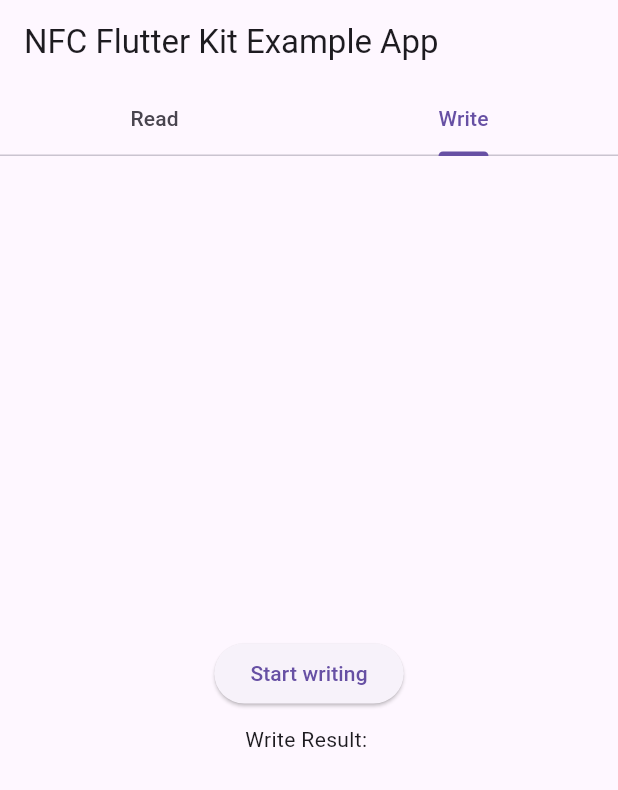
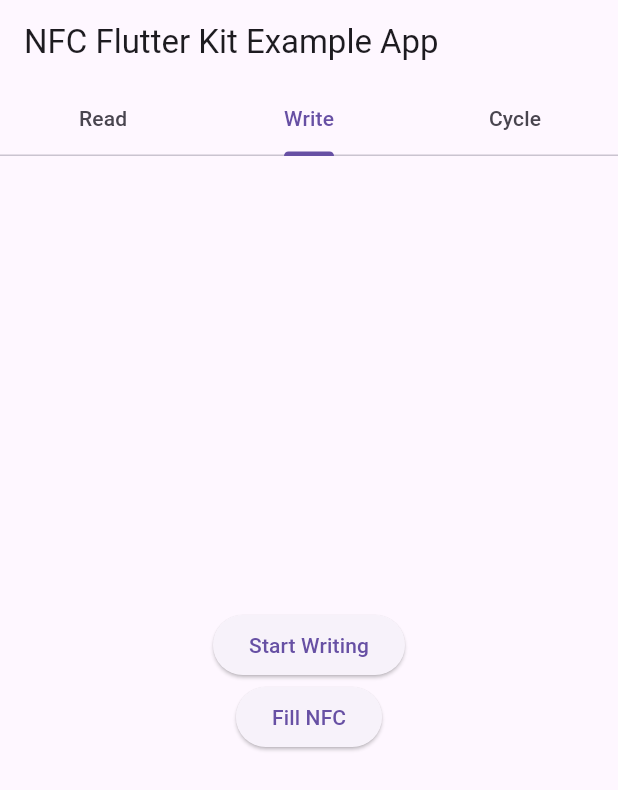
Before and after one commit to rhinoella/reminds-nfc-testing, a Flutter app: the screen it shows after launch, tab 2 chosen, on a phone screen of 412 x 824 dp. Shown: the top 790 px of the screen. Run offline on Flutter 3.47's test engine with Material 3 defaults, Android fonts, the phone set to English and light mode, and no system bars; our stand-ins replace flutter_bloc; missing offline and left inert: flutter_nfc_kit, mqtt_client, ndef, nfc_manager.

```diff
--- a/lib/main.dart
+++ b/lib/main.dart
@@ -1,6 +1,8 @@
 import 'package:flutter/material.dart';
 import 'package:provider/provider.dart';
 import 'package:reminds_flutter/src/services/mqtt_service.dart';
+import 'package:reminds_flutter/src/services/nfc_service.dart';
+import 'package:reminds_flutter/src/nfc/nfc_bloc.dart';
 import 'package:reminds_flutter/src/widgets/connect.dart';
 import 'package:reminds_flutter/src/widgets/loading.dart';
 import 'package:reminds_flutter/src/widgets/nfc_scan.dart';
@@ -9,6 +11,7 @@ void main() {
   runApp(MultiProvider(
     providers: [
       Provider<MqttService>(create: (_) => MqttService()),
+      Provider<NfcBloc>(create: (_) => NfcBloc(NfcService())),
     ],
     child: MainApp(),
   ));
--- /dev/null
+++ b/lib/src/nfc/nfc_bloc.dart
@@ -0,0 +1,50 @@
+import 'package:flutter_bloc/flutter_bloc.dart';
+import 'nfc_event.dart';
+import 'nfc_state.dart';
+import '../services/nfc_service.dart';
+
+class NfcBloc extends Bloc<NfcEvent, NfcState> {
+  final NfcService _nfcService;
+
+  NfcBloc(this._nfcService) : super(NfcInitialState()) {
+    on<ReadNfcTagEvent>((event, emit) async {
+      try {
+        emit(NfcScanningState());
+        var tag = await _nfcService.readNfc();
+        emit(NfcTagFoundState(tag ?? "Nothing"));
+      } catch (e) {
+        emit(NfcErrorState('Error reading NFC tag: $e'));
+      }
+    });
+
+    on<WriteNfcTagEvent>((event, emit) async {
+      try {
+        emit(NfcTagWriteState('Writing to NFC tag'));
+        await _nfcService.writeNfc();
+        emit(NfcTagWriteState("Written!"));
+      } catch (e) {
+        emit(NfcErrorState('Error writing NFC tag: $e'));
+      }
+    });
+
+    on<FillNfcTagEvent>((event, emit) async {
+      try {
+        emit(FillNfcTagState('Filling NFC tag'));
+        await _nfcService.fillNfc();
+        emit(FillNfcTagState("Filling Done"));
+      } catch (e) {
+        emit(NfcErrorState('Error Filling NFC tag: $e'));
+      }
+    });
+
+    on<CycleNfcTagEvent>((event, emit) async {
+      try {
+        emit(NfcTagCycleState('Cycling NFC tag'));
+        await _nfcService.cycleNfc();
+        emit(NfcTagCycleState("Cycling Done"));
+      } catch (e) {
+        emit(NfcErrorState('Error cycling NFC tag: $e'));
+      }
+    });
+  }
+}
--- /dev/null
+++ b/lib/src/nfc/nfc_event.dart
@@ -0,0 +1,10 @@
+// nfc_event.dart
+abstract class NfcEvent {}
+
+class ReadNfcTagEvent extends NfcEvent {}
+
+class WriteNfcTagEvent extends NfcEvent {}
+
+class CycleNfcTagEvent extends NfcEvent {}
+
+class FillNfcTagEvent extends NfcEvent {}
--- /dev/null
+++ b/lib/src/nfc/nfc_state.dart
@@ -0,0 +1,35 @@
+abstract class NfcState {}
+
+class NfcInitialState extends NfcState {}
+
+class NfcScanningState extends NfcState {}
+
+class NfcTagFoundState extends NfcState {
+  final String tagId;
+  NfcTagFoundState(this.tagId);
+}
+
+class NfcTagReadState extends NfcState {
+  final String data;
+  NfcTagReadState(this.data);
+}
+
+class NfcTagWriteState extends NfcState {
+  final String status;
+  NfcTagWriteState(this.status);
+}
+
+class NfcTagCycleState extends NfcState {
+  final String status;
+  NfcTagCycleState(this.status);
+}
+
+class FillNfcTagState extends NfcState {
+  final String status;
+  FillNfcTagState(this.status);
+}
+
+class NfcErrorState extends NfcState {
+  final String errorMessage;
+  NfcErrorState(this.errorMessage);
+}
--- a/lib/src/widgets/nfc_scan.dart
+++ b/lib/src/widgets/nfc_scan.dart
@@ -5,6 +5,11 @@ import 'package:flutter/services.dart';
 import 'package:flutter_nfc_kit/flutter_nfc_kit.dart';
 import 'package:ndef/ndef.dart';
 import 'package:reminds_flutter/src/utils/testNfcData.dart';
+import '../nfc/nfc_bloc.dart';
+import '../nfc/nfc_event.dart';
+import '../nfc/nfc_state.dart';
+import '../services/nfc_service.dart';
+import 'package:flutter_bloc/flutter_bloc.dart';
 
 class NfcScan extends StatefulWidget {
   @override
@@ -30,7 +35,7 @@ class _NfcScanState extends State<NfcScan> with SingleTickerProviderStateMixin {
   void initState() {
     super.initState();
     initPlatformState();
-    _tabController = TabController(length: 2, vsync: this);
+    _tabController = TabController(length: 3, vsync: this);
   }
 
   Future<void> initPlatformState() async {
@@ -166,60 +171,112 @@ class _NfcScanState extends State<NfcScan> with SingleTickerProviderStateMixin {
 
   @override
   Widget build(BuildContext context) {
-    return MaterialApp(
+    return BlocProvider(
+      create: (context) => NfcBloc(NfcService()),
+      child: MaterialApp(
         home: Scaffold(
           appBar: AppBar(
             title: const Text('NFC Flutter Kit Example App'),
             bottom: TabBar(
-            tabs: <Widget>[Tab(text: 'Read'), Tab(text: 'Write')],
+              tabs: const <Widget>[
+                Tab(text: 'Read'),
+                Tab(text: 'Write'),
+                Tab(text: 'Cycle')
+              ],
               controller: _tabController,
             ),
           ),
-        body: TabBarView(controller: _tabController, children: <Widget>[
+          body: TabBarView(
+            controller: _tabController,
+            children: <Widget>[
+              // Read NFC Tab
               Center(
-            child: Column(
+                child: BlocBuilder<NfcBloc, NfcState>(
+                  builder: (context, state) {
+                    return Column(
                       mainAxisAlignment: MainAxisAlignment.center,
                       children: <Widget>[
-                Text('Platform: $_platformVersion\nNFC: $_availability'),
+                        // Button for starting NFC scanning
+                        ElevatedButton(
+                          onPressed: () {
+                            context.read<NfcBloc>().add(ReadNfcTagEvent());
+                          },
+                          child: const Text("Start Scanning"),
+                        ),
                         const SizedBox(height: 20),
+                        // Display result or error
+                        if (state is NfcScanningState)
+                          const Text('Scanning for NFC tags...')
+                        else if (state is NfcTagFoundState)
+                          Text('Tag Found: ${state.tagId}')
+                        else if (state is NfcTagReadState)
+                          Text('Read Data: ${state.data}')
+                        else if (state is NfcErrorState)
+                          Text('Error: ${state.errorMessage}'),
+                      ],
+                    );
+                  },
+                ),
+              ),
+              // Write NFC Tab
+              Center(
+                child: BlocBuilder<NfcBloc, NfcState>(
+                  builder: (context, state) {
+                    return Column(
+                      mainAxisAlignment: MainAxisAlignment.center,
+                      children: <Widget>[
+                        // Button for starting NFC writing
                         ElevatedButton(
-                  onPressed: startPolling,
-                  child: Text('Start polling'),
+                          onPressed: () {
+                            context.read<NfcBloc>().add(WriteNfcTagEvent());
+                          },
+                          child: const Text("Start Writing"),
                         ),
-                const SizedBox(height: 10),
-                _result.isNotEmpty
-                    ? Text('Result:$_result')
-                    : Text('No tag detected yet.'),
+                        ElevatedButton(
+                          onPressed: () {
+                            context.read<NfcBloc>().add(FillNfcTagEvent());
+                          },
+                          child: const Text("Fill NFC"),
+                        ),
+                        const SizedBox(height: 20),
+                        // Display result or error
+                        if (state is NfcTagWriteState)
+                          Text('Write Result: ${state.status}')
+                        else if (state is NfcErrorState)
+                          Text('Error: ${state.errorMessage}'),
+                      ],
+                    );
+                  },
+                ),
+              ),
+              // Cycle NFC Tab
+              Center(
+                child: BlocBuilder<NfcBloc, NfcState>(
+                  builder: (context, state) {
+                    return Column(
+                      mainAxisAlignment: MainAxisAlignment.center,
+                      children: <Widget>[
+                        // Button for starting NFC cycling
+                        ElevatedButton(
+                          onPressed: () {
+                            context.read<NfcBloc>().add(CycleNfcTagEvent());
+                          },
+                          child: const Text("Start Cycling"),
+                        ),
+                        const SizedBox(height: 20),
+                        // Display result or error
+                        if (state is NfcTagCycleState)
+                          Text('Cycle Result: ${state.status}')
+                        else if (state is NfcErrorState)
+                          Text('Error: ${state.errorMessage}'),
+                      ],
+                    );
+                  },
+                ),
+              ),
             ],
           ),
         ),
-          Center(
-            child: Column(
-              mainAxisAlignment: MainAxisAlignment.center,
-              children: <Widget>[
-                ElevatedButton(
-                  onPressed: startWriting,
-                  child: Text("Start writing"),
-                ),
-                const SizedBox(height: 10),
-                Text('Write Result: $_writeResult'),
-              ],
-            ),
-          ),
-          Center(
-            child: Column(
-              mainAxisAlignment: MainAxisAlignment.center,
-              children: <Widget>[
-                ElevatedButton(
-                  onPressed: startCycling,
-                  child: Text("Start Cycling"),
-                ),
-                const SizedBox(height: 10),
-                Text('Write Result: $_writeResult'),
-              ],
-            ),
-          ),
-        ]),
       ),
     );
   }
```
Also changed, not shown: lib/src/services/nfc_service.dart (+180 -12 lines). Lines whose indentation alone changed are shown as unchanged.
